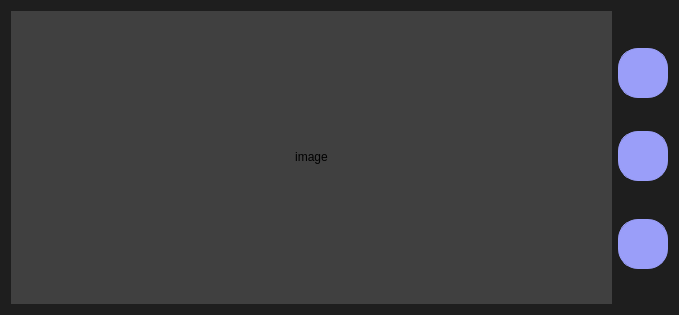
Old version of the form ui/edit_image.ui in the repository MarwanMagdy0/VoiceNote.
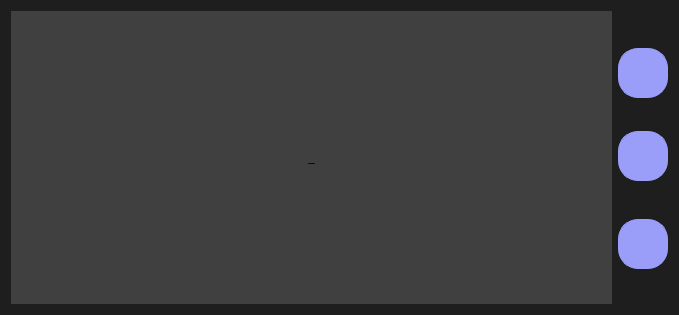
New version of the form. Icons and pictures are not drawn.

The edit to the form file:
```diff
--- a/ui/edit_image.ui
+++ b/ui/edit_image.ui
@@ -74,7 +74,7 @@
          <string notr="true"/>
         </property>
         <property name="text">
-         <string>image</string>
+         <string>_</string>
         </property>
         <property name="scaledContents">
          <bool>false</bool>
```
